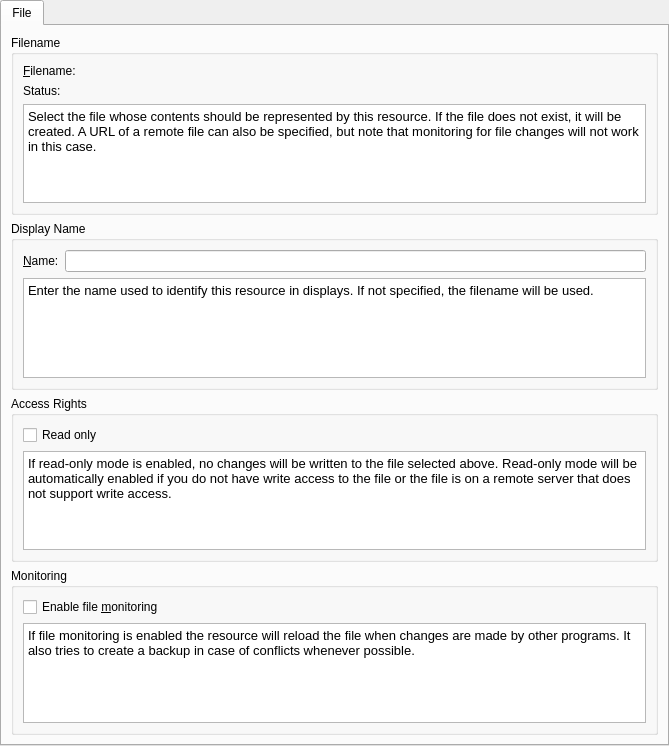
KDE/kdepim-runtime, file resources/shared/singlefileresource/singlefileresourceconfigwidget_desktop.ui: the form before one commit.
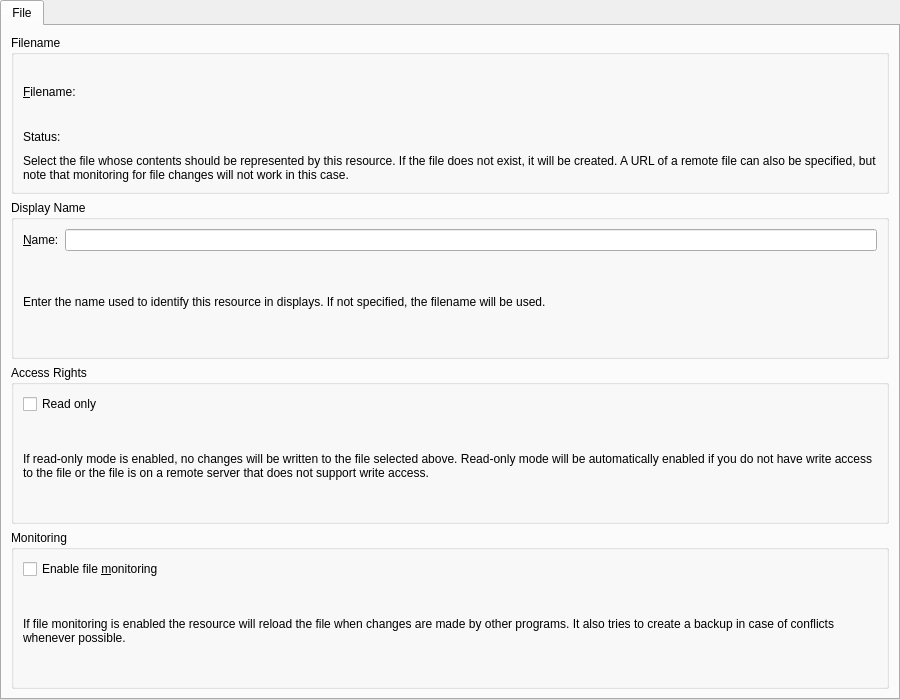
The form after the commit. Custom widgets are drawn as their Qt base class.

Commit message:
Adjust the size of the iCal Calendar File properties dialog
The dialog is too narrow and too tall:  390x1000, despite the geometry
declaration in the UI file.  Replacing the QTextEdit widgits with
QLabels (like the other property dialogs) and setting a minimum size
helps.

Patch:
```diff
--- a/resources/shared/singlefileresource/singlefileresourceconfigwidget_desktop.ui
+++ b/resources/shared/singlefileresource/singlefileresourceconfigwidget_desktop.ui
@@ -6,10 +6,16 @@
    <rect>
     <x>0</x>
     <y>0</y>
-    <width>669</width>
-    <height>746</height>
+    <width>900</width>
+    <height>700</height>
    </rect>
   </property>
+  <property name="minimumSize">
+   <size>
+    <width>900</width>
+    <height>0</height>
+   </size>
+  </property>
   <layout class="QGridLayout" name="gridLayout_2">
    <property name="margin">
     <number>0</number>
@@ -59,17 +65,13 @@
                </widget>
               </item>
               <item>
-               <widget class="QTextEdit" name="textEdit">
-                <property name="readOnly">
+               <widget class="QLabel" name="textEdit">
+                <property name="text">
+                 <string>Select the file whose contents should be represented by this resource. If the file does not exist, it will be created. A URL of a remote file can also be specified, but note that monitoring for file changes will not work in this case.</string>
+                </property>
+                <property name="wordWrap">
                  <bool>true</bool>
                 </property>
-                <property name="html">
-                 <string>&lt;!DOCTYPE HTML PUBLIC &quot;-//W3C//DTD HTML 4.0//EN&quot; &quot;http://www.w3.org/TR/REC-html40/strict.dtd&quot;&gt;
-&lt;html&gt;&lt;head&gt;&lt;meta name=&quot;qrichtext&quot; content=&quot;1&quot; /&gt;&lt;style type=&quot;text/css&quot;&gt;
-p, li { white-space: pre-wrap; }
-&lt;/style&gt;&lt;/head&gt;&lt;body style=&quot; font-family:'Noto Sans'; font-size:10pt; font-weight:400; font-style:normal;&quot;&gt;
-&lt;p style=&quot; margin-top:0px; margin-bottom:0px; margin-left:0px; margin-right:0px; -qt-block-indent:0; text-indent:0px;&quot;&gt;Select the file whose contents should be represented by this resource. If the file does not exist, it will be created. A URL of a remote file can also be specified, but note that monitoring for file changes will not work in this case.&lt;/p&gt;&lt;/body&gt;&lt;/html&gt;</string>
-                </property>
                </widget>
               </item>
              </layout>
@@ -103,16 +105,12 @@
            </layout>
           </item>
           <item>
-           <widget class="QTextEdit" name="textEdit_2">
-            <property name="readOnly">
-             <bool>true</bool>
+           <widget class="QLabel" name="textEdit_2">
+            <property name="text">
+             <string>Enter the name used to identify this resource in displays. If not specified, the filename will be used.</string>
             </property>
-            <property name="html">
-             <string>&lt;!DOCTYPE HTML PUBLIC &quot;-//W3C//DTD HTML 4.0//EN&quot; &quot;http://www.w3.org/TR/REC-html40/strict.dtd&quot;&gt;
-&lt;html&gt;&lt;head&gt;&lt;meta name=&quot;qrichtext&quot; content=&quot;1&quot; /&gt;&lt;style type=&quot;text/css&quot;&gt;
-p, li { white-space: pre-wrap; }
-&lt;/style&gt;&lt;/head&gt;&lt;body style=&quot; font-family:'Noto Sans'; font-size:10pt; font-weight:400; font-style:normal;&quot;&gt;
-&lt;p style=&quot; margin-top:0px; margin-bottom:0px; margin-left:0px; margin-right:0px; -qt-block-indent:0; text-indent:0px;&quot;&gt;Enter the name used to identify this resource in displays. If not specified, the filename will be used.&lt;/p&gt;&lt;/body&gt;&lt;/html&gt;</string>
+            <property name="wordWrap">
+             <bool>true</bool>
             </property>
            </widget>
           </item>
@@ -126,16 +124,12 @@
          </property>
          <layout class="QGridLayout" name="gridLayout_4">
           <item row="1" column="0">
-           <widget class="QTextEdit" name="textEdit_3">
-            <property name="readOnly">
-             <bool>true</bool>
+           <widget class="QLabel" name="textEdit_3">
+            <property name="text">
+             <string>If read-only mode is enabled, no changes will be written to the file selected above. Read-only mode will be automatically enabled if you do not have write access to the file or the file is on a remote server that does not support write access.</string>
             </property>
-            <property name="html">
-             <string>&lt;!DOCTYPE HTML PUBLIC &quot;-//W3C//DTD HTML 4.0//EN&quot; &quot;http://www.w3.org/TR/REC-html40/strict.dtd&quot;&gt;
-&lt;html&gt;&lt;head&gt;&lt;meta name=&quot;qrichtext&quot; content=&quot;1&quot; /&gt;&lt;style type=&quot;text/css&quot;&gt;
-p, li { white-space: pre-wrap; }
-&lt;/style&gt;&lt;/head&gt;&lt;body style=&quot; font-family:'Noto Sans'; font-size:10pt; font-weight:400; font-style:normal;&quot;&gt;
-&lt;p style=&quot; margin-top:0px; margin-bottom:0px; margin-left:0px; margin-right:0px; -qt-block-indent:0; text-indent:0px;&quot;&gt;If read-only mode is enabled, no changes will be written to the file selected above. Read-only mode will be automatically enabled if you do not have write access to the file or the file is on a remote server that does not support write access.&lt;/p&gt;&lt;/body&gt;&lt;/html&gt;</string>
+            <property name="wordWrap">
+             <bool>true</bool>
             </property>
            </widget>
           </item>
@@ -163,16 +157,12 @@
            </widget>
           </item>
           <item row="1" column="0">
-           <widget class="QTextEdit" name="textEdit_4">
-            <property name="readOnly">
-             <bool>true</bool>
+           <widget class="QLabel" name="textEdit_4">
+            <property name="text">
+             <string>If file monitoring is enabled the resource will reload the file when changes are made by other programs. It also tries to create a backup in case of conflicts whenever possible.</string>
             </property>
-            <property name="html">
-             <string>&lt;!DOCTYPE HTML PUBLIC &quot;-//W3C//DTD HTML 4.0//EN&quot; &quot;http://www.w3.org/TR/REC-html40/strict.dtd&quot;&gt;
-&lt;html&gt;&lt;head&gt;&lt;meta name=&quot;qrichtext&quot; content=&quot;1&quot; /&gt;&lt;style type=&quot;text/css&quot;&gt;
-p, li { white-space: pre-wrap; }
-&lt;/style&gt;&lt;/head&gt;&lt;body style=&quot; font-family:'Noto Sans'; font-size:10pt; font-weight:400; font-style:normal;&quot;&gt;
-&lt;p style=&quot; margin-top:0px; margin-bottom:0px; margin-left:0px; margin-right:0px; -qt-block-indent:0; text-indent:0px;&quot;&gt;If file monitoring is enabled the resource will reload the file when changes are made by other programs. It also tries to create a backup in case of conflicts whenever possible.&lt;/p&gt;&lt;/body&gt;&lt;/html&gt;</string>
+            <property name="wordWrap">
+             <bool>true</bool>
             </property>
            </widget>
           </item>
```
Left out of the diff: 11 changed lines with no effect on the pictures.
